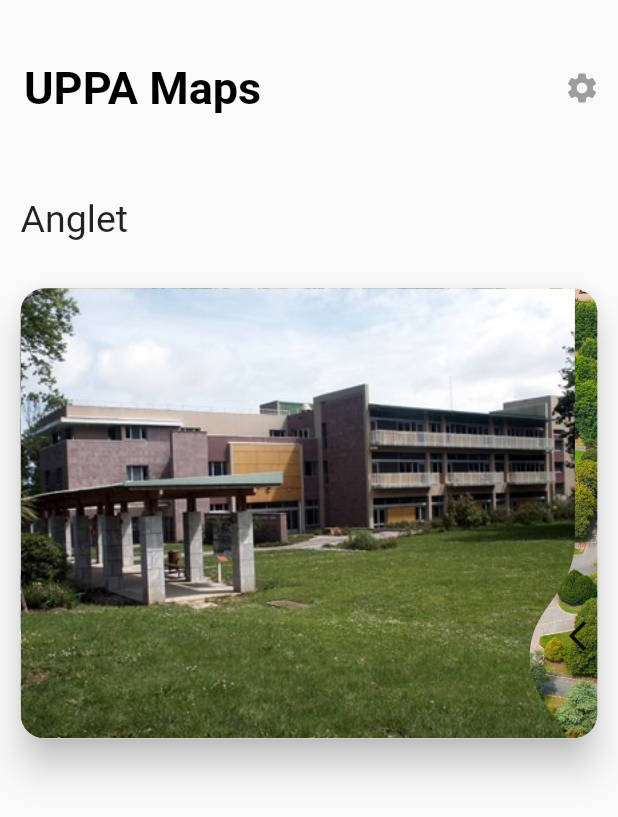
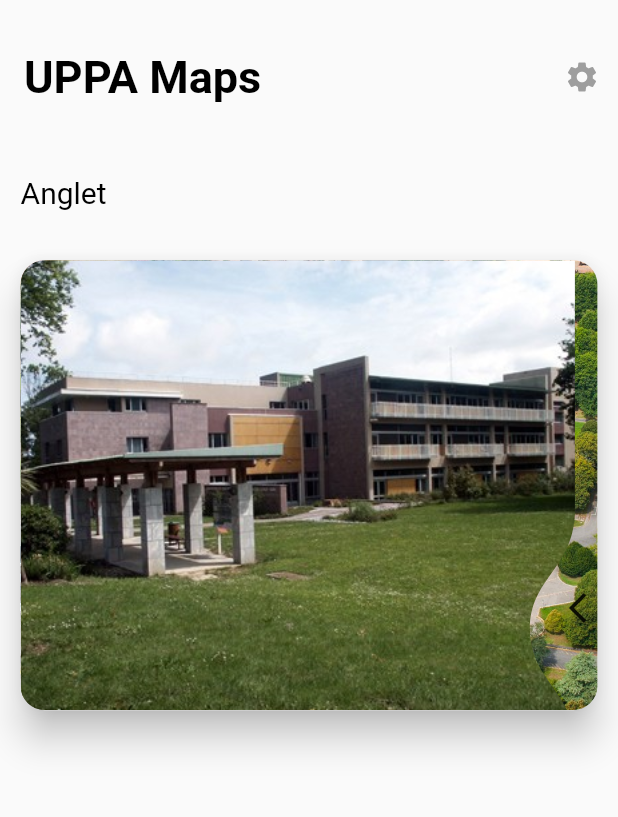
Before and after one commit to Boubourazi/prog_mobile, a Flutter app: the screen it shows after launch, on a phone screen of 412 x 824 dp. Shown: the top 817 px of the screen. Run offline on Flutter 3.47's test engine with Material 2 defaults, Android fonts, the phone set to English and light mode, and no system bars; drawn by our look-alikes of liquid_swipe, velocity_x; our stand-ins replace animated_text_kit, google_fonts, shared_preferences; missing offline and left inert: shared_preferences_web.

Commit message:
fade transition v1

```diff
--- a/lib/main.dart
+++ b/lib/main.dart
@@ -65,7 +65,7 @@ class _MyHomePageState extends State<MyHomePage> {
         actionsIconTheme: Theme.of(context).appBarTheme.actionsIconTheme,
         elevation: 0,
         backgroundColor: Theme.of(context).scaffoldBackgroundColor,
-        toolbarHeight: MediaQuery.of(context).size.height / 7,
+        toolbarHeight: MediaQuery.of(context).size.height / 8,
         title: Text(
           widget.title,
           style: GoogleFonts.roboto(
@@ -94,9 +94,15 @@ class _MyHomePageState extends State<MyHomePage> {
         child: Column(
           crossAxisAlignment: CrossAxisAlignment.start,
           children: [
-            Text(
-              store.campus[store.currentCampus],
-              style: GoogleFonts.roboto(fontSize: 25),
+            DefaultTextStyle(
+              style: GoogleFonts.roboto(color: Colors.black, fontSize: 20),
+              child: AnimatedSwitcher(
+                duration: const Duration(milliseconds: 200),
+                child: Text(
+                  store.campus[store.currentCampus],
+                  key: ValueKey<int>(store.currentCampus),
+                ),
+              ),
             ),
             const Spacer(),
             Center(
--- a/lib/widgets/campus_picker.dart
+++ b/lib/widgets/campus_picker.dart
@@ -25,10 +25,9 @@ class _CampusPickerState extends State<CampusPicker> {
         child: LiquidSwipe(
           initialPage: store.currentCampus,
           onPageChangeCallback: (page) => ChangeCurrentCampus(page),
-          liquidController: LiquidController(),
           positionSlideIcon: 0.82,
           enableSideReveal: true,
-          waveType: WaveType.liquidReveal,
+          waveType: WaveType.circularReveal,
           slideIconWidget: const Icon(Icons.arrow_back_ios_new),
           pages: widget.imageUrls!
               .map(
--- a/lib/widgets/settings_page.dart
+++ b/lib/widgets/settings_page.dart
@@ -62,7 +62,6 @@ class _SettingsPageState extends State<SettingsPage> {
                   value: _prefs?.getBool("velo") ?? true,
                   onChanged: (value) {
                     _prefs!.setBool("velo", value);
-                    print("toto");
                     setState(() {});
                   }),
             ],
```
